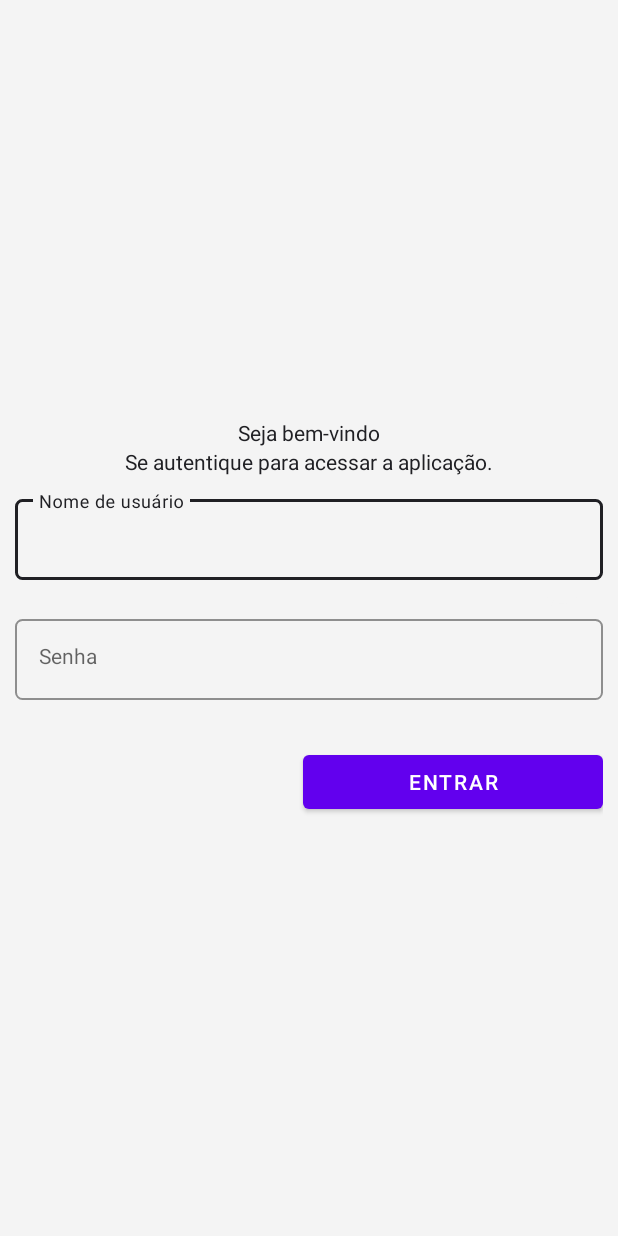
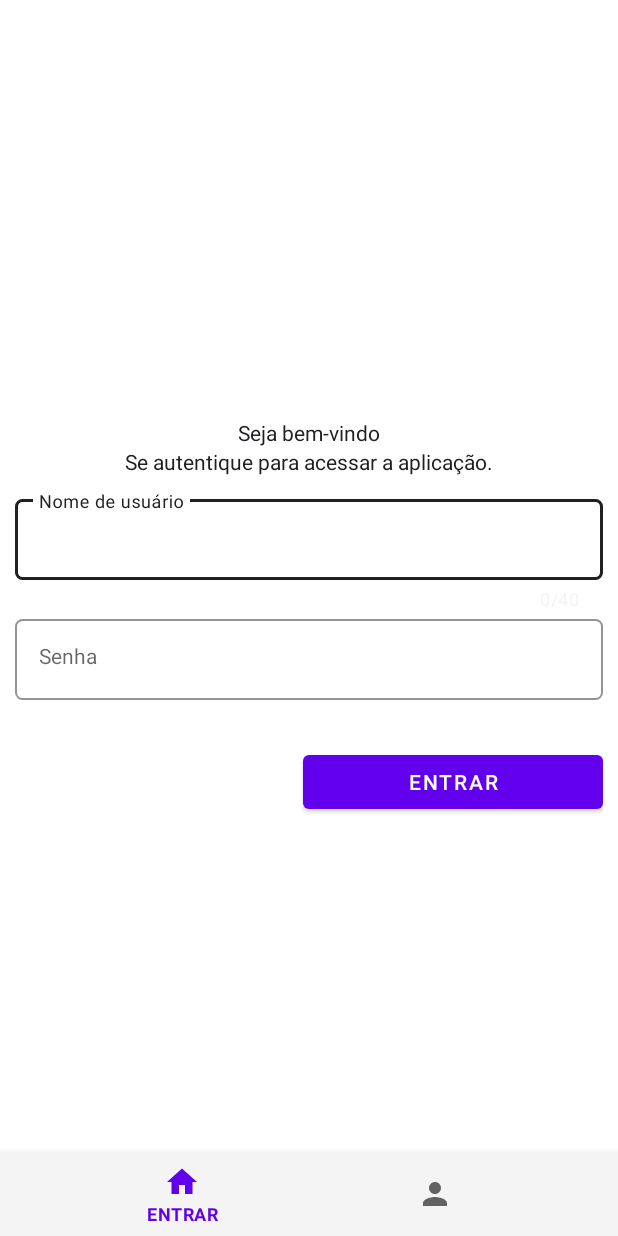
Before and after one commit to matheusxreis/pim8-android, an Android app: the screen it shows after launch (MainActivity), on a phone screen of 412 x 824 dp. Run offline under Robolectric (Android 15) with nearby library versions, the phone set to English and light mode, and no system bars.

Commit message:
feat: created auth bottom nav

```diff
--- a/app/src/main/AndroidManifest.xml
+++ b/app/src/main/AndroidManifest.xml
@@ -14,6 +14,9 @@
         android:theme="@style/Theme.Pim8"
         tools:targetApi="31">
         <activity
+            android:name=".SignUp"
+            android:exported="false" />
+        <activity
             android:name=".MainActivity"
             android:exported="true">
             <intent-filter>
--- /dev/null
+++ b/app/src/main/res/drawable/ic_baseline_home_24.xml
@@ -0,0 +1,5 @@
+<vector android:height="24dp" android:tint="#202024"
+    android:viewportHeight="24" android:viewportWidth="24"
+    android:width="24dp" xmlns:android="http://schemas.android.com/apk/res/android">
+    <path android:fillColor="@android:color/white" android:pathData="M10,20v-6h4v6h5v-8h3L12,3 2,12h3v8z"/>
+</vector>
--- /dev/null
+++ b/app/src/main/res/drawable/ic_baseline_person_24.xml
@@ -0,0 +1,5 @@
+<vector android:height="24dp" android:tint="#202024"
+    android:viewportHeight="24" android:viewportWidth="24"
+    android:width="24dp" xmlns:android="http://schemas.android.com/apk/res/android">
+    <path android:fillColor="@android:color/white" android:pathData="M12,12c2.21,0 4,-1.79 4,-4s-1.79,-4 -4,-4 -4,1.79 -4,4 1.79,4 4,4zM12,14c-2.67,0 -8,1.34 -8,4v2h16v-2c0,-2.66 -5.33,-4 -8,-4z"/>
+</vector>
--- a/app/src/main/res/layout/activity_main.xml
+++ b/app/src/main/res/layout/activity_main.xml
@@ -4,7 +4,6 @@
     xmlns:tools="http://schemas.android.com/tools"
     android:layout_width="match_parent"
     android:layout_height="match_parent"
-    android:paddingHorizontal="10dp"
     tools:context=".MainActivity">
 
     <androidx.constraintlayout.widget.ConstraintLayout
@@ -13,7 +12,9 @@
         app:layout_constraintEnd_toEndOf="parent"
         app:layout_constraintStart_toStartOf="parent"
         app:layout_constraintBottom_toBottomOf="parent"
-        app:layout_constraintTop_toTopOf="parent">
+        app:layout_constraintTop_toTopOf="parent"
+        android:paddingHorizontal="10dp"
+        >
         <TextView
         android:id="@+id/welcome"
         android:layout_width="wrap_content"
@@ -70,7 +71,6 @@
             app:layout_constraintTop_toBottomOf="@id/username_input_layout"
             style="@style/InputStyle"
             android:backgroundTint="@android:color/transparent"
-
             >
 
             <com.google.android.material.textfield.TextInputEditText
@@ -95,7 +95,20 @@
         android:text="ENTRAR"
         android:layout_marginTop="10dp"
         />
+
     </androidx.constraintlayout.widget.ConstraintLayout>
+
+    <com.google.android.material.bottomnavigation.BottomNavigationView
+        android:id="@+id/bottom_navigation"
+        android:layout_width="match_parent"
+        android:layout_height="wrap_content"
+        android:background="@color/gray"
+        app:layout_constraintBottom_toBottomOf="parent"
+        app:layout_constraintEnd_toEndOf="parent"
+        app:layout_constraintEnd_toStartOf="parent"
+        app:layout_constraintStart_toStartOf="parent"
+        app:labelVisibilityMode="selected"
+        app:menu="@menu/auth_bottom" />
 
 
 </androidx.constraintlayout.widget.ConstraintLayout>
--- /dev/null
+++ b/app/src/main/res/menu/auth_bottom.xml
@@ -0,0 +1,14 @@
+<menu xmlns:android="http://schemas.android.com/apk/res/android">
+    <item
+        android:id="@+id/page_1"
+        android:enabled="true"
+        android:icon="@drawable/ic_baseline_home_24"
+        android:title="ENTRAR"/>
+    <item
+        android:id="@+id/page_2"
+        android:enabled="true"
+
+        android:icon="@drawable/ic_baseline_person_24"
+        android:iconTint="@color/white"
+        android:title="REGISTRAR"/>
+</menu>
--- a/app/src/main/res/values/themes.xml
+++ b/app/src/main/res/values/themes.xml
@@ -11,7 +11,6 @@
         <item name="colorOnSecondary">@color/black</item>
         <!-- Status bar color. -->
         <item name="android:statusBarColor" tools:targetApi="l">?attr/colorPrimaryVariant</item>
-        <item name="android:background">@color/gray</item>
         <item name="android:textColor">@color/black60</item>
 
         <!-- Customize your theme here. -->
```
